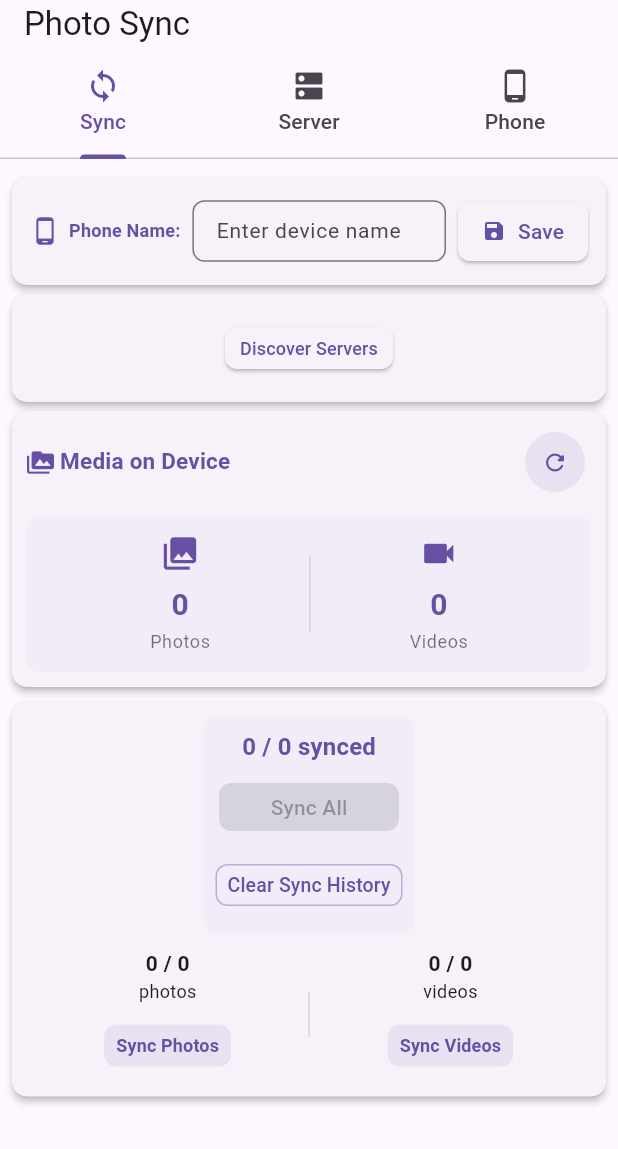
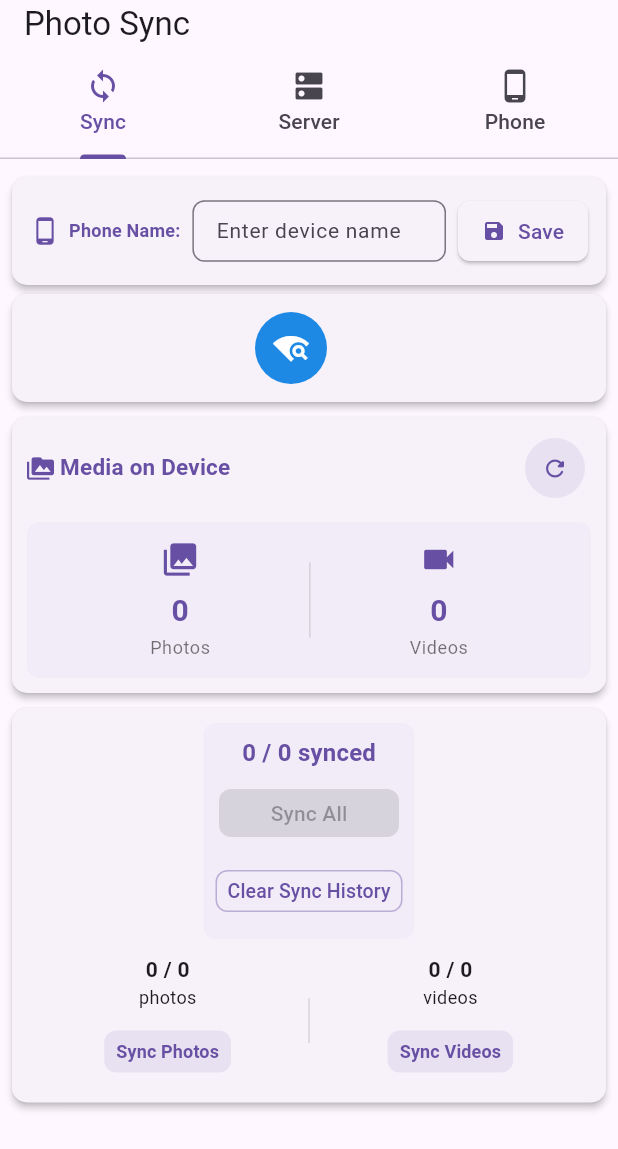
Before and after one commit to caddier/photo_sync, a Flutter app: the screen it shows after launch, on a phone screen of 412 x 824 dp. Shown: the top 1149 px of the screen. Run offline on Flutter 3.47's test engine with Material 3 defaults, Android fonts, the light colour scheme and no system bars; our stand-ins replace sqflite, wakelock_plus; missing offline and left inert: network_info_plus, photo_manager; accounts and stored records are empty.

Commit message:
update GUI

```diff
--- a/lib/main.dart
+++ b/lib/main.dart
@@ -806,59 +806,88 @@ class _SyncPageState extends State<SyncPage> with AutomaticKeepAliveClientMixin,
               shape: RoundedRectangleBorder(borderRadius: BorderRadius.circular(10)),
               child: Padding(
                 padding: const EdgeInsets.all(12),
-                child: SizedBox(
-                  width: double.infinity,
-                  child: Stack(
-                    alignment: Alignment.center,
+                child: Row(
+                  crossAxisAlignment: CrossAxisAlignment.start,
                   children: [
-                      Center(
-                        child: ElevatedButton(
+                    AnimatedContainer(
+                      duration: const Duration(milliseconds: 800),
+                      curve: Curves.easeInOut,
+                      width: discoveredServers.isEmpty ? MediaQuery.of(context).size.width - 64 : null,
+                      alignment: discoveredServers.isEmpty ? Alignment.center : Alignment.centerLeft,
+                      child: IconButton(
                         onPressed: discoverServers,
-                          style: ElevatedButton.styleFrom(
-                            minimumSize: const Size(100, 28),
-                            padding: const EdgeInsets.symmetric(vertical: 4, horizontal: 10),
-                            shape: RoundedRectangleBorder(borderRadius: BorderRadius.circular(8)),
+                        style: IconButton.styleFrom(
+                          backgroundColor: Colors.blue.shade600,
+                          foregroundColor: Colors.white,
+                          padding: const EdgeInsets.all(12),
+                          elevation: 3,
                         ),
-                          child: const Text("Discover Servers", style: TextStyle(fontSize: 12)),
+                        icon: const Icon(Icons.wifi_find, size: 24),
+                        tooltip: "Discover Servers",
+                      ),
+                    ),
+                    if (discoveredServers.isNotEmpty) ...[
+                      const SizedBox(width: 12),
+                      Expanded(
+                        child: AnimatedSize(
+                          duration: const Duration(milliseconds: 800),
+                          curve: Curves.easeInOut,
+                          child: Container(
+                            padding: const EdgeInsets.all(8),
+                            decoration: BoxDecoration(
+                              color: Colors.grey.shade100,
+                              borderRadius: BorderRadius.circular(8),
+                              border: Border.all(color: Colors.grey.shade300, width: 1),
+                            ),
+                            child: Column(
+                              mainAxisSize: MainAxisSize.min,
+                              crossAxisAlignment: CrossAxisAlignment.start,
+                              children: [
+                                ...discoveredServers.map((server) {
+                                  final isSelected = selectedServer?.deviceName == server.deviceName;
+                                  return InkWell(
+                                    onTap: () => selectServer(server),
+                                    borderRadius: BorderRadius.circular(6),
+                                    child: Container(
+                                      margin: const EdgeInsets.symmetric(vertical: 1),
+                                      padding: const EdgeInsets.symmetric(horizontal: 6, vertical: 2),
+                                      decoration: BoxDecoration(
+                                        color: isSelected ? Colors.blue.shade100 : Colors.transparent,
+                                        borderRadius: BorderRadius.circular(6),
+                                      ),
+                                      child: Row(
+                                        mainAxisSize: MainAxisSize.min,
+                                        children: [
+                                          Icon(
+                                            isSelected ? Icons.check_circle : Icons.circle_outlined,
+                                            size: 14,
+                                            color: isSelected ? Colors.blue.shade700 : Colors.grey.shade600,
+                                          ),
+                                          const SizedBox(width: 6),
+                                          Text(
+                                            server.deviceName,
+                                            style: TextStyle(
+                                              fontSize: 12,
+                                              fontWeight: isSelected ? FontWeight.w600 : FontWeight.w400,
+                                              color: isSelected ? Colors.blue.shade900 : Colors.grey.shade800,
                                             ),
                                           ),
                                         ],
                                       ),
                                     ),
-              ),
-            ),
-            const SizedBox(height: 6),
-            if (discoveredServers.isNotEmpty) ...[
-              Card(
-                margin: const EdgeInsets.symmetric(horizontal: 8),
-                elevation: 2,
-                shape: RoundedRectangleBorder(borderRadius: BorderRadius.circular(8), side: BorderSide(color: Colors.green.shade400, width: 1.5)),
-                child: Padding(
-                  padding: const EdgeInsets.symmetric(horizontal: 8, vertical: 4),
-                  child: Column(
-                    mainAxisSize: MainAxisSize.min,
-                    children:
-                        discoveredServers.map((server) {
-                          return IntrinsicHeight(
-                            child: Row(
-                              mainAxisAlignment: MainAxisAlignment.center,
-                              children: [
-                                Checkbox(
-                                  value: selectedServer?.deviceName == server.deviceName,
-                                  onChanged: (_) => selectServer(server),
-                                  visualDensity: VisualDensity.compact,
-                                  materialTapTargetSize: MaterialTapTargetSize.shrinkWrap,
-                                ),
-                                Text(server.deviceName, style: const TextStyle(fontSize: 13)),
-                              ],
-                            ),
                                   );
                                 }).toList(),
+                              ],
                             ),
                           ),
                         ),
-              const SizedBox(height: 6),
+                      ),
                     ],
+                  ],
+                ),
+              ),
+            ),
+            const SizedBox(height: 10),
             Card(
               margin: const EdgeInsets.symmetric(horizontal: 8),
               elevation: 2,
```
Lines whose indentation alone changed are shown as unchanged.
